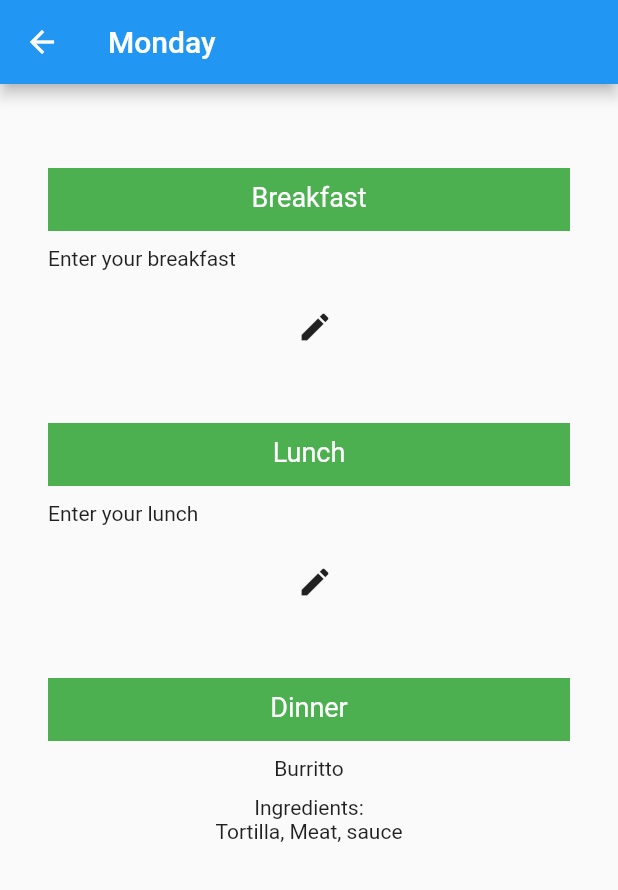
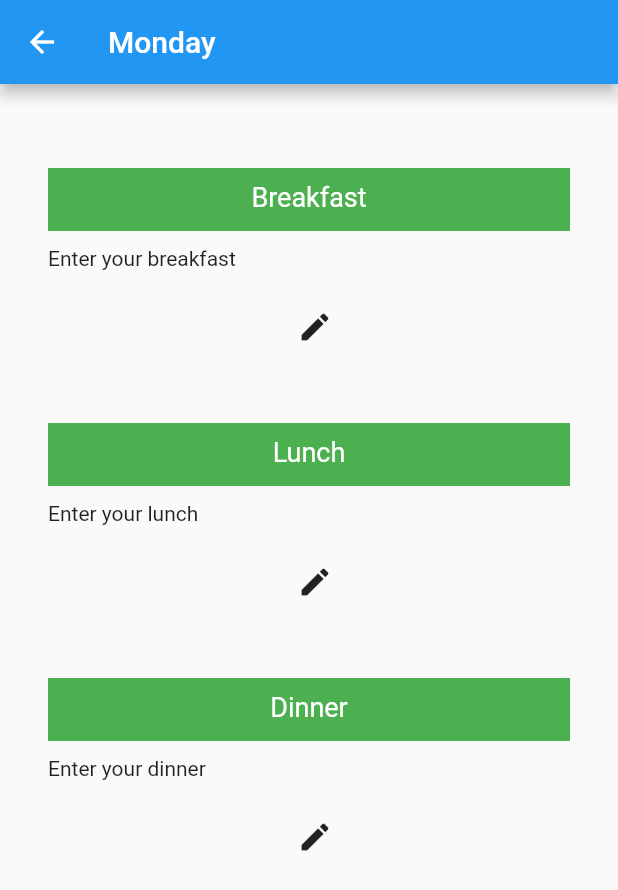
Before and after one commit to COS301-SE-2022/Happy-Muncher, a Flutter app: the Month screen opened directly, on a phone screen of 412 x 824 dp. Shown: the top 890 px of the screen. Run offline on Flutter 3.47's test engine with Material 2 defaults, Android fonts, the light colour scheme and no system bars; Roboto replaces fonts that are missing (Arial).

Commit message:
dinner editable

```diff
--- a/happy_mucher_frontend/lib/pages/weekday.dart
+++ b/happy_mucher_frontend/lib/pages/weekday.dart
@@ -18,7 +18,7 @@ class MyMonthState extends State<Month> {
   bool editTwo = false;
 
   final dinnerController = TextEditingController();
-  String meal3 = "";
+  String meal3 = "Enter your dinner";
   bool editThree = false;
 
   Widget build(BuildContext context) {
@@ -187,9 +187,40 @@ class MyMonthState extends State<Month> {
           ),
         ),
         const SizedBox(height: 10),
-        Text("Burritto"),
+        Row(mainAxisAlignment: MainAxisAlignment.spaceBetween, children: [
+          Flexible(
+              child: !editThree
+                  ? Text(meal3)
+                  : TextField(
+                      key: Key("meal3"),
+                      textAlign: TextAlign.center,
+                      controller: dinnerController,
+                      decoration: const InputDecoration(
+                        hintText: 'Enter your meal',
+                      ),
+                      keyboardType: TextInputType.text,
+                      textInputAction: TextInputAction.done,
+                      onSubmitted: (value) {
+                        setState(() {
+                          meal3 = dinnerController.text;
+                          editThree = false;
+                        });
+                      },
+                    )),
+        ]),
         const SizedBox(height: 10),
-        Text("Ingredients:"),
-        Text("Tortilla, Meat, sauce"),
+        IconButton(
+          alignment: Alignment.bottomRight,
+          //color: Colors.green,
+          //hoverColor: Colors.green,
+          icon: Icon(Icons.edit),
+          onPressed: () {
+            setState(() => {
+                  editThree = true,
+                });
+          },
+        ),
+        const SizedBox(height: 10),
+        const SizedBox(height: 10),
       ]));
 }
```
